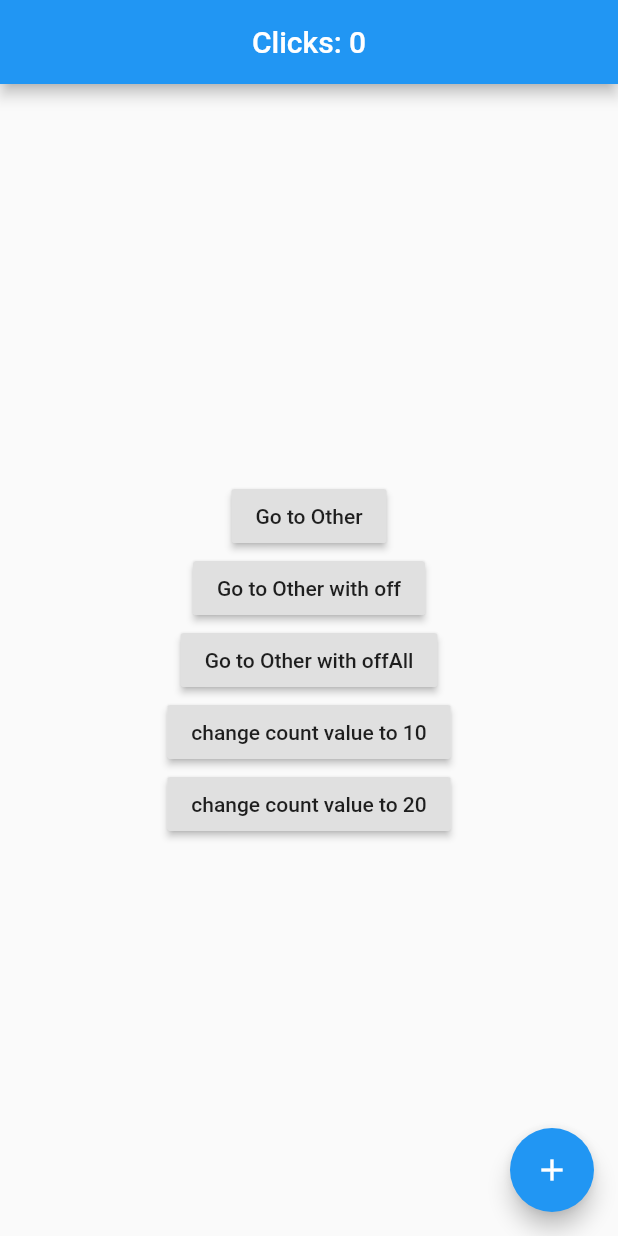
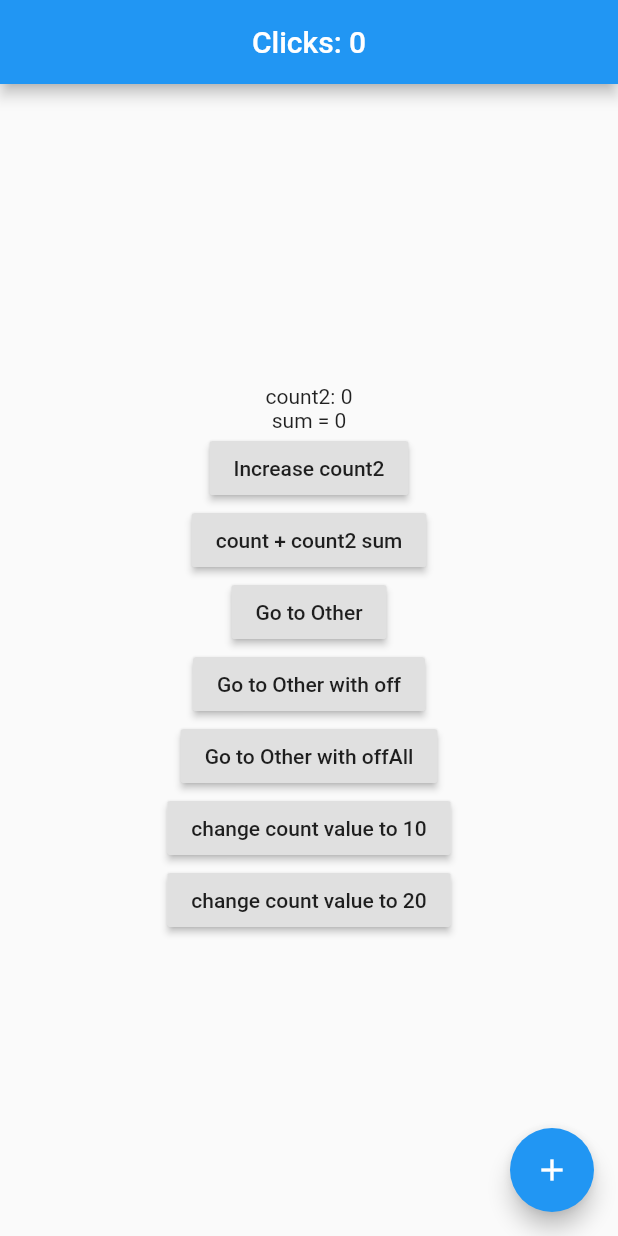
Before and after one commit to paul77uk/getx_example, a Flutter app: the screen it shows after launch, on a phone screen of 412 x 824 dp. Run offline on Flutter 3.47's test engine with Material 2 defaults, Android fonts, the phone set to English and light mode, and no system bars; our stand-ins replace get.

Commit message:
Update home.dart

```diff
--- a/lib/home.dart
+++ b/lib/home.dart
@@ -38,6 +38,16 @@ class Home extends StatelessWidget {
             //   child: Text("Increment counter"),
             //   onPressed: () => Controller.to.increment(),
             // ),
+            Obx(() => Text('count2: ${c.count2.value}')),
+            Obx(() => Text('sum = ${c.total.value}')),
+            RaisedButton(
+              child: Text("Increase count2"),
+              onPressed: () => c.increment2(),
+            ),
+            RaisedButton(
+              child: Text("count + count2 sum"),
+              onPressed: () => c.sum(),
+            ),
             RaisedButton(
               child: Text("Go to Other"),
               onPressed: () => Get.to(Other()),
```
